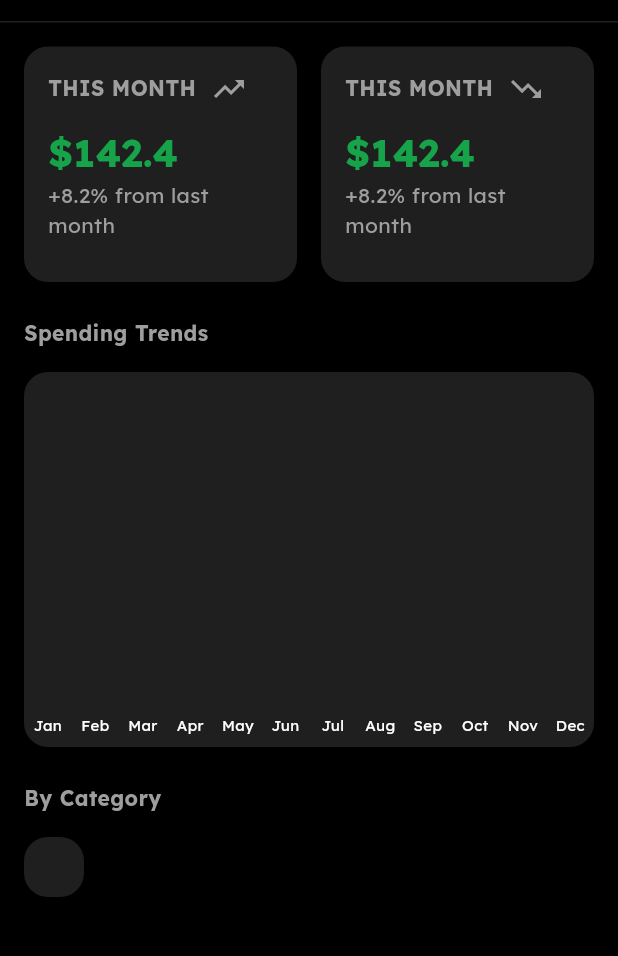
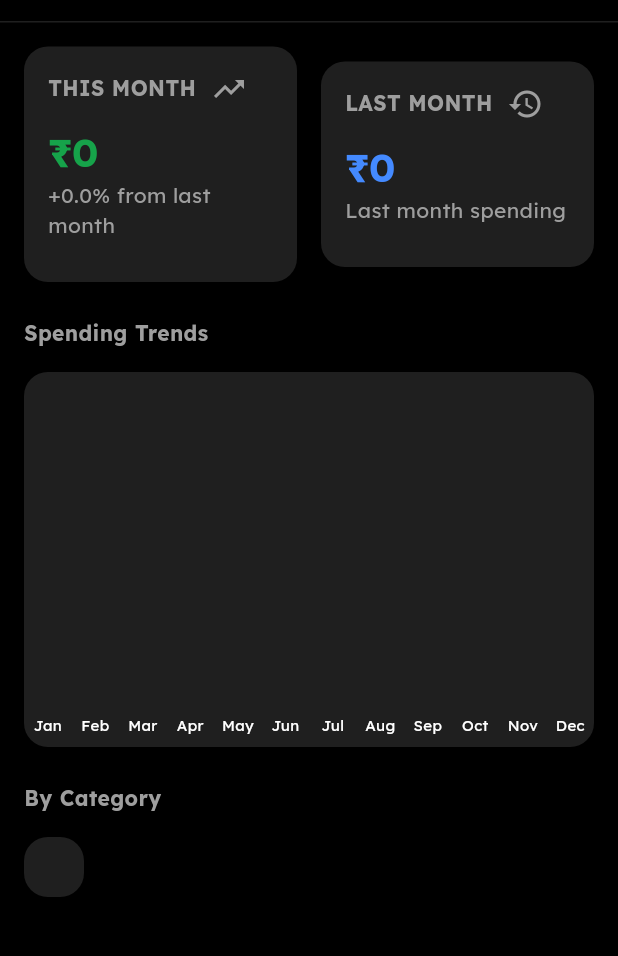
Before and after one commit to Shaikhanas2110/Flutter-Project, a Flutter app: the ReportsScreen screen opened by its route, on a phone screen of 412 x 824 dp, the part 63-1019 px from its top. Run offline on Flutter 3.47's test engine with Material 3 defaults, Android fonts, the phone set to English and light mode, and no system bars; drawn by our look-alikes of fl_chart; our stand-ins replace firebase_auth, firebase_core, firebase_database, flutter_local_notifications, flutter_timezone, google_fonts and 3 more; missing offline and left inert: flutter_app_lock, flutter_displaymode; accounts and stored records are empty.

Commit message:
Report page summary card added

```diff
--- a/lib/views/page/report_page.dart
+++ b/lib/views/page/report_page.dart
@@ -71,6 +71,12 @@ class _ReportsScreenState extends State<ReportsScreen> {
     final maxY = calculateMaxY(monthlyTotals);
     final categoryData = calculateCategorySpending(subscriptions);
     final total = getTotalSpending(categoryData);
+    final thisMonthCost = getThisMonthSpending(subscriptions);
+    final lastMonthCost = getLastMonthSpending(subscriptions);
+    final difference = thisMonthCost - lastMonthCost;
+    final percentageChange = lastMonthCost == 0
+        ? 0
+        : (difference / lastMonthCost) * 100;
 
     return Scaffold(
       backgroundColor: Theme.of(context).scaffoldBackgroundColor,
@@ -129,10 +135,15 @@ class _ReportsScreenState extends State<ReportsScreen> {
                           Icons.trending_up,
                           color: Theme.of(context).textTheme.bodyMedium?.color,
                         ),
-                        title: '+8.2% from last month',
-                        value: '\$142.4',
-                        color: Color(0xFF16a34a),
+                        title: percentageChange >= 0
+                            ? '+${percentageChange.toStringAsFixed(1)}% from last month'
+                            : '${percentageChange.toStringAsFixed(1)}% from last month',
+                        value: '₹${thisMonthCost.toStringAsFixed(0)}',
+                        color: percentageChange >= 0
+                            ? Color(0xFF16a34a)
+                            : Colors.redAccent,
                         boxColor: Color(0xFFdcfce7),
+                        subTitle: "THIS MONTH",
                       ),
                     ),
                     const SizedBox(width: 16),
@@ -140,13 +151,14 @@ class _ReportsScreenState extends State<ReportsScreen> {
                       child: summaryCard(
                         context,
                         icon: Icon(
-                          Icons.trending_down,
+                          Icons.history,
                           color: Theme.of(context).textTheme.bodyMedium?.color,
                         ),
-                        title: '+8.2% from last month',
-                        value: '\$142.4',
-                        color: Color(0xFF16a34a),
-                        boxColor: Color(0xFFdcfce7),
+                        title: 'Last month spending',
+                        value: '₹${lastMonthCost.toStringAsFixed(0)}',
+                        color: Colors.blueAccent,
+                        boxColor: Color(0xFFdbeafe),
+                        subTitle: "LAST MONTH"
                       ),
                     ),
                   ],
@@ -282,6 +294,7 @@ Widget summaryCard(
   required String value,
   required Color color,
   required Color boxColor,
+  required String subTitle,
 }) {
   return Container(
     padding: const EdgeInsets.all(16),
@@ -295,7 +308,7 @@ Widget summaryCard(
         Row(
           children: [
             Text(
-              'THIS MONTH',
+              subTitle,
               style: TextStyle(
                 color: Theme.of(context).textTheme.bodyMedium?.color,
                 fontWeight: FontWeight.bold,
@@ -459,3 +472,32 @@ Widget categoryRow(
     ),
   );
 }
+
+double getThisMonthSpending(List<Subscription> subs) {
+  final now = DateTime.now();
+
+  return subs
+      .where((sub) {
+        if (sub.nextPaymentDate == null) return false;
+
+        final d = sub.nextPaymentDate!;
+        return d.month == now.month && d.year == now.year;
+      })
+      .fold(0.0, (sum, sub) => sum + sub.cost);
+}
+
+double getLastMonthSpending(List<Subscription> subs) {
+  final now = DateTime.now();
+
+  final lastMonth = now.month == 1 ? 12 : now.month - 1;
+  final year = now.month == 1 ? now.year - 1 : now.year;
+
+  return subs
+      .where((sub) {
+        if (sub.nextPaymentDate == null) return false;
+
+        final d = sub.nextPaymentDate!;
+        return d.month == lastMonth && d.year == year;
+      })
+      .fold(0.0, (sum, sub) => sum + sub.cost);
+}
```
